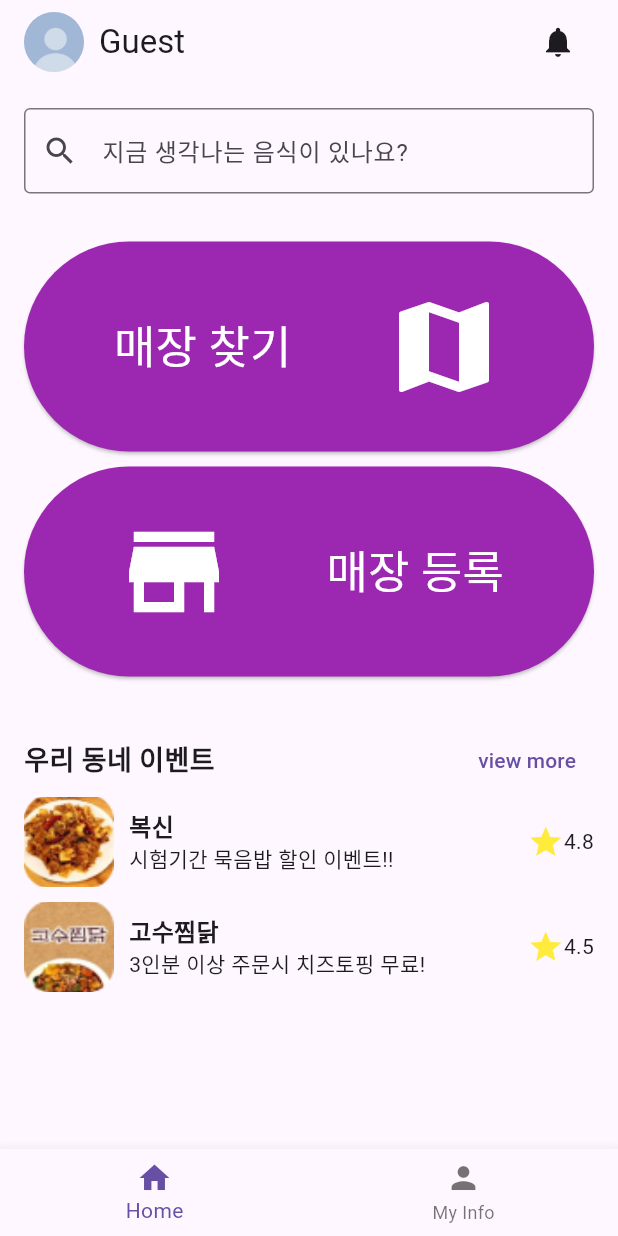
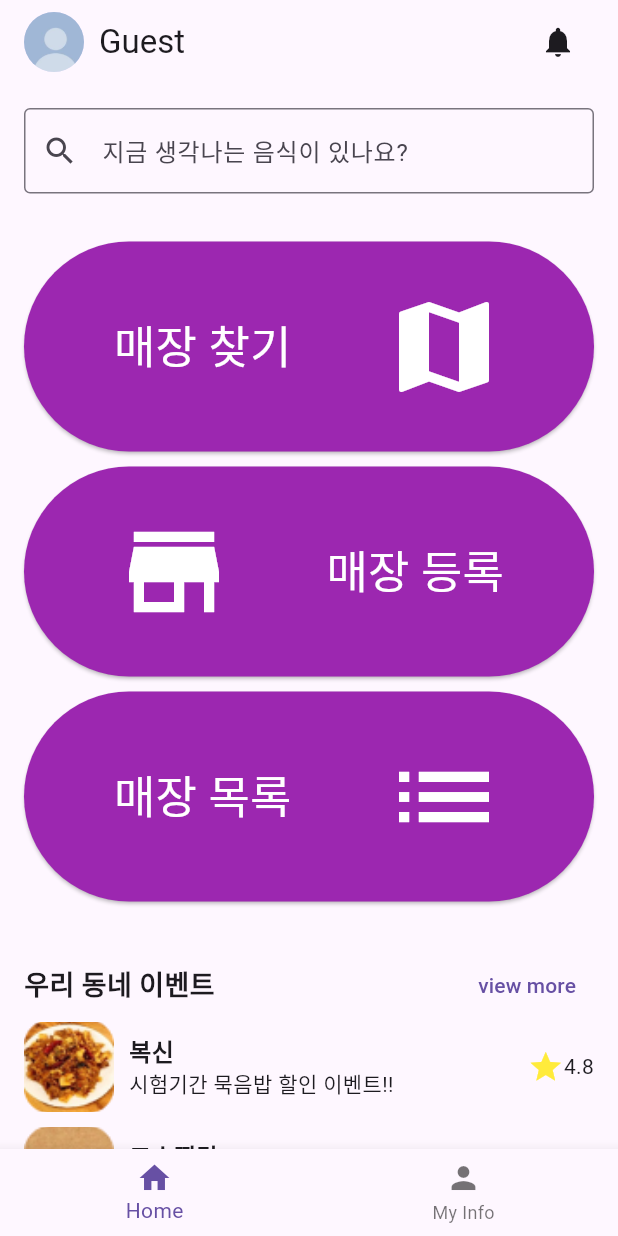
Before and after one commit to forthebeautifulworld/mobile_teamproject, a Flutter app: the HomePage screen opened directly, on a phone screen of 412 x 824 dp. Run offline on Flutter 3.47's test engine with Material 3 defaults, Android fonts, the phone set to English and light mode, and no system bars; our stand-ins replace image_picker, sqflite; accounts and stored records are empty.

Commit message:
db구현

```diff
--- a/lib/home_page.dart
+++ b/lib/home_page.dart
@@ -2,6 +2,7 @@
 import 'package:flutter/material.dart';
 import 'store_search_page.dart';
 import 'store_register_page.dart';
+import 'store_list_page.dart';
 
 class HomePage extends StatefulWidget {
   final Map<String, dynamic> userInfo; // 사용자 정보를 저장할 Map
@@ -75,7 +76,7 @@ class _HomePageState extends State<HomePage> {
                     style: ElevatedButton.styleFrom(
                       backgroundColor: Colors.purple,
                       padding:
-                          const EdgeInsets.symmetric(vertical: 30), // 패딩 60
+                      const EdgeInsets.symmetric(vertical: 30), // 패딩 60
                     ),
                     child: const Row(
                       mainAxisAlignment: MainAxisAlignment.spaceBetween,
@@ -112,7 +113,7 @@ class _HomePageState extends State<HomePage> {
                     style: ElevatedButton.styleFrom(
                       backgroundColor: Colors.purple,
                       padding:
-                          const EdgeInsets.symmetric(vertical: 30), // 패딩 60
+                      const EdgeInsets.symmetric(vertical: 30), // 패딩 60
                     ),
                     child: const Row(
                       mainAxisAlignment: MainAxisAlignment.spaceBetween,
@@ -136,10 +137,43 @@ class _HomePageState extends State<HomePage> {
                       ],
                     ),
                   ),
+                  const SizedBox(height: 10),
+                  ElevatedButton(
+                    onPressed: () {
+                      Navigator.push(
+                        context,
+                        MaterialPageRoute(builder: (context) => const StoreListPage()),
+                      );
+                    },
+                    style: ElevatedButton.styleFrom(
+                      backgroundColor: Colors.purple,
+                      padding: const EdgeInsets.symmetric(vertical: 30),
+                    ),
+                    child: const Row(
+                      mainAxisAlignment: MainAxisAlignment.spaceBetween,
+                      children: [
+                        Padding(
+                          padding: EdgeInsets.only(left: 60),
+                          child: Text(
+                            "매장 목록",
+                            style: TextStyle(color: Colors.white, fontSize: 30),
+                            textAlign: TextAlign.left,
+                          ),
+                        ),
+                        Padding(
+                          padding: EdgeInsets.only(right: 60),
+                          child: Icon(
+                            Icons.list,
+                            color: Colors.white,
+                            size: 80,
+                          ),
+                        ),
+                      ],
+                    ),
+                  ),
                 ],
               ),
             ),
-
             // 추가된 부분 종료
             Padding(
               padding: const EdgeInsets.all(16.0),
@@ -219,7 +253,7 @@ class _HomePageState extends State<HomePage> {
               Text(
                 storeName,
                 style:
-                    const TextStyle(fontSize: 16, fontWeight: FontWeight.bold),
+                const TextStyle(fontSize: 16, fontWeight: FontWeight.bold),
               ),
               Text(description),
             ],
```
Also changed, not shown: lib/database_helper.dart (+12 -3 lines), lib/store_list_page.dart (added, +101 -0 lines), lib/store_register_page.dart (+32 -12 lines), 1 other file.
